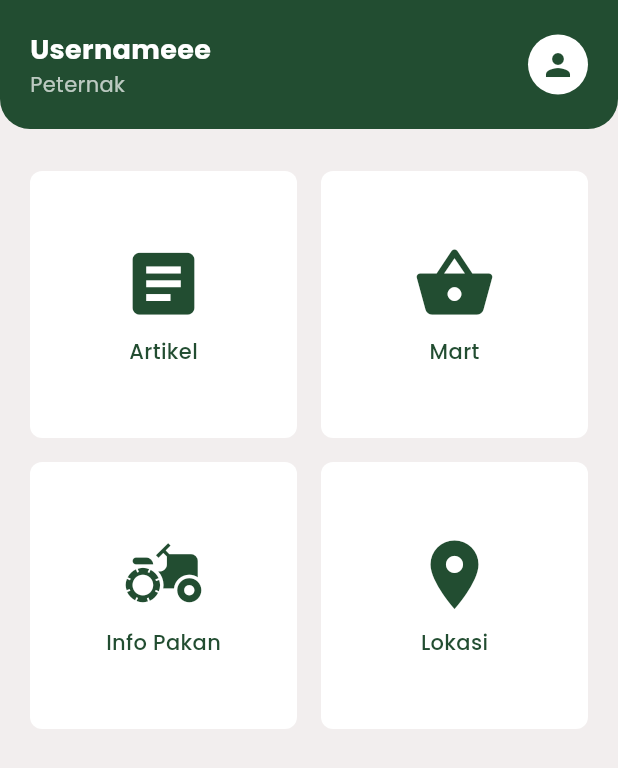
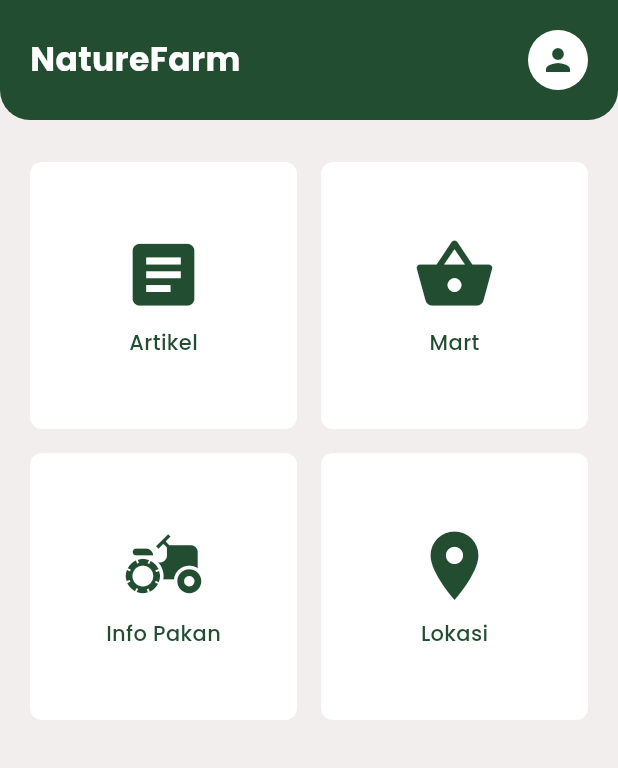
Before and after one commit to faizalisidiq/NatureFarm2, a Flutter app: the Home1Page screen opened directly, on a phone screen of 412 x 824 dp. Shown: the top 768 px of the screen. Run offline on Flutter 3.47's test engine with Material 3 defaults, Android fonts, the phone set to English and light mode, and no system bars; our stand-ins replace flutter_map, font_awesome_flutter, google_fonts, latlong2.

Commit message:
Edit navbar

```diff
--- a/Flutter-App/lib/pages/home1_page.dart
+++ b/Flutter-App/lib/pages/home1_page.dart
@@ -42,50 +42,20 @@ class _Home1PageState extends State<Home1Page> {
                   child: Row(
                     mainAxisAlignment: MainAxisAlignment.spaceBetween,
                     children: [
-                      // Username dan status
-                      Column(
-                        crossAxisAlignment: CrossAxisAlignment.start,
-                        children: [
+                      // Logo atau judul aplikasi
                       Text(
-                            'Usernameee',
+                        'NatureFarm',
                         style: GoogleFonts.poppins(
-                              fontSize: 18,
+                          fontSize: 22,
                           color: Colors.white,
                           fontWeight: FontWeight.bold,
                         ),
                       ),
-                          Text(
-                            'Peternak',
-                            style: GoogleFonts.poppins(
-                              fontSize: 14,
-                              color: Colors.white70,
-                            ),
-                          ),
-                        ],
-                      ),
-                      // Icon notifikasi & profil
-                      Row(
-                        children: [
-                          // IconButton(
-                          //   icon: const Icon(Icons.notifications,
-                          //       color: Colors.white),
-                          //   onPressed: () {
-                          //     Navigator.push(
-                          //       context,
-                          //       MaterialPageRoute(
-                          //         builder: (context) =>
-                          //             const NotificationPage(),
-                          //       ),
-                          //     );
-                          //   },
-                          // ),
-                          const SizedBox(width: 8),
+                      // Icon profil
                       CircleAvatar(
                         backgroundColor: Colors.white,
                         child: Icon(Icons.person, color: Color(0xFF224D31)),
                       ),
-                        ],
-                      )
                     ],
                   ),
                 ),
@@ -98,17 +68,6 @@ class _Home1PageState extends State<Home1Page> {
                     padding: const EdgeInsets.symmetric(horizontal: 20),
                     child: Column(
                       children: [
-                        // Align(
-                        //   alignment: Alignment.centerLeft,
-                        //   child: Text(
-                        //     'Fitur',
-                        //     style: GoogleFonts.poppins(
-                        //       fontSize: 18,
-                        //       color: Color(0xFF224D31),
-                        //       fontWeight: FontWeight.bold,
-                        //     ),
-                        //   ),
-                        // ),
                         const SizedBox(height: 12),
                         // GridView yang lebih kecil ukurannya
                         GridView.count(
```
Lines whose indentation alone changed are shown as unchanged.
